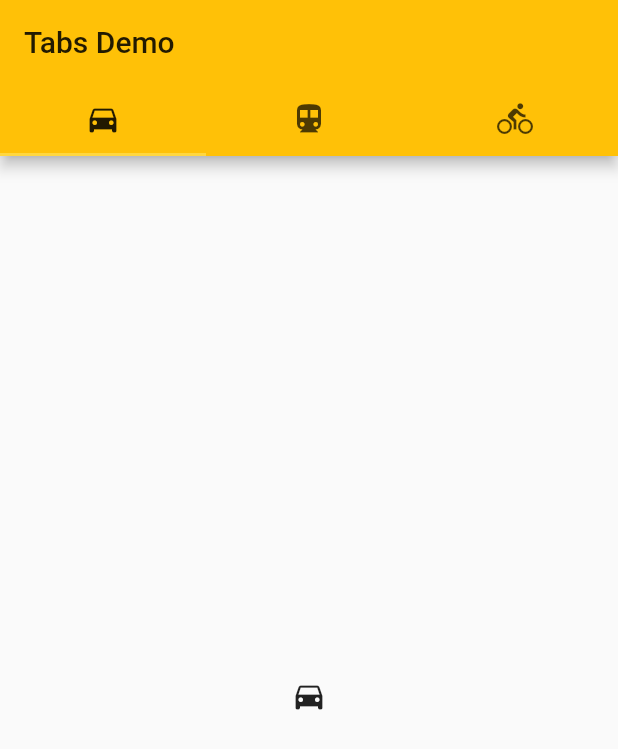
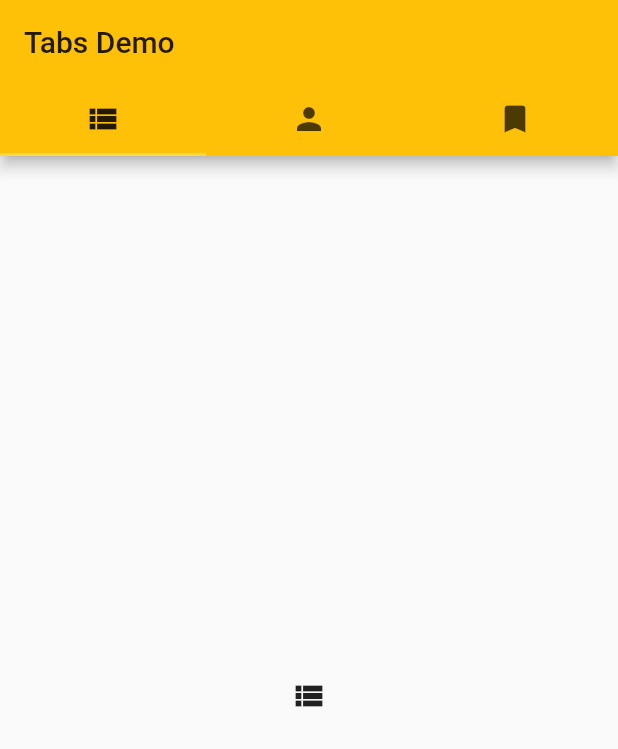
Before and after one commit to idiotlabs/flutter-wherego, a Flutter app: the screen it shows after launch, on a phone screen of 412 x 824 dp. Shown: the top 749 px of the screen. Run offline on Flutter 3.47's test engine with Material 2 defaults, Android fonts, the phone set to English and light mode, and no system bars; Roboto replaces fonts that are missing (Montserrat).

Commit message:
Change Tab icon

```diff
--- a/lib/main.dart
+++ b/lib/main.dart
@@ -29,18 +29,18 @@ class Home extends StatelessWidget {
               appBar: AppBar(
                 bottom: TabBar(
                   tabs: [
-                    Tab(icon: Icon(Icons.directions_car)),
-                    Tab(icon: Icon(Icons.directions_transit)),
-                    Tab(icon: Icon(Icons.directions_bike)),
+                    Tab(icon: Icon(Icons.view_list)),
+                    Tab(icon: Icon(Icons.person)),
+                    Tab(icon: Icon(Icons.bookmark)),
                   ],
                 ),
                 title: Text('Tabs Demo'),
               ),
               body: TabBarView(
                   children: [
-                    Icon(Icons.directions_car),
-                    Icon(Icons.directions_car),
-                    Icon(Icons.directions_car),
+                    Icon(Icons.view_list),
+                    Icon(Icons.person),
+                    Icon(Icons.bookmark),
                   ],
               ),
           ),
```
